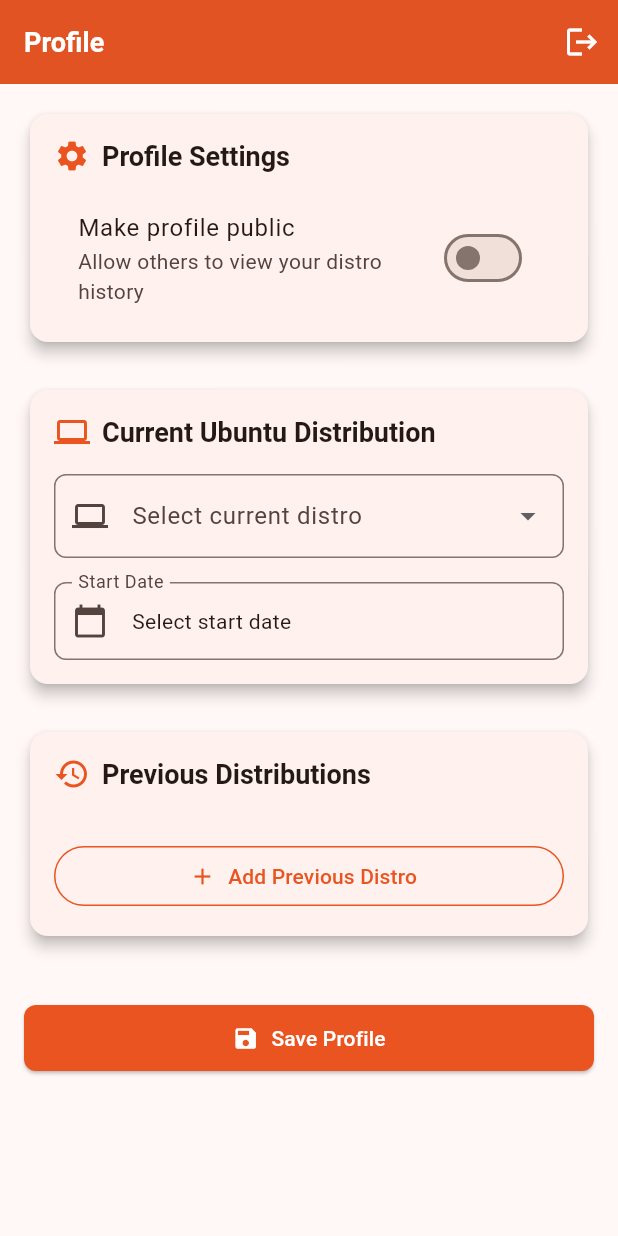
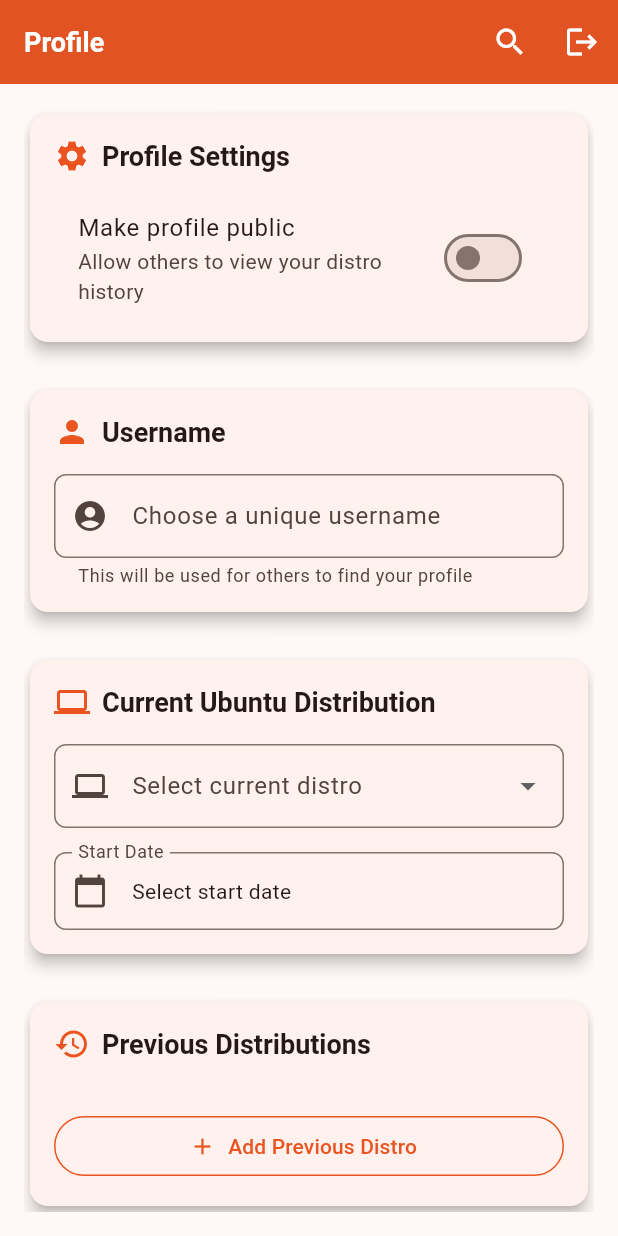
Before and after one commit to ThomasNowProductions/LinuxDex, a Flutter app: the screen it shows once a user with an empty profile is signed in, on a phone screen of 412 x 824 dp. Run offline on Flutter 3.47's test engine with Material 3 defaults, Android fonts, the phone set to English and light mode, and no system bars; our stand-ins replace flutter_dotenv, supabase_flutter; accounts and stored records are empty.

Commit message:
Added view profile

```diff
--- a/app/lib/screens/profile_screen.dart
+++ b/app/lib/screens/profile_screen.dart
@@ -1,5 +1,6 @@
 import 'package:flutter/material.dart';
 import 'package:supabase_flutter/supabase_flutter.dart';
+import 'profile_viewer.dart';
 
 class ProfileScreen extends StatefulWidget {
   const ProfileScreen({super.key});
@@ -9,6 +10,8 @@ class ProfileScreen extends StatefulWidget {
 }
 
 class _ProfileScreenState extends State<ProfileScreen> {
+  final _usernameController = TextEditingController();
+
   final List<String> linuxDistros = [
     'AlmaLinux',
     'Alpine Linux',
@@ -60,12 +63,13 @@ class _ProfileScreenState extends State<ProfileScreen> {
     try {
       final response = await Supabase.instance.client
         .from('profiles')
-        .select('public_profile')
+        .select('username, public_profile')
         .eq('id', user.id)
         .single();
 
       if (response != null) {
         setState(() {
+          _usernameController.text = response['username'] ?? '';
           _publicProfile = response['public_profile'] ?? false;
         });
       }
@@ -128,7 +132,7 @@ class _ProfileScreenState extends State<ProfileScreen> {
       // Save profile settings
       await Supabase.instance.client
         .from('profiles')
-        .upsert({'id': user.id, 'public_profile': _publicProfile});
+        .upsert({'id': user.id, 'username': _usernameController.text.trim(), 'public_profile': _publicProfile});
 
       final inserts = <Map<String, dynamic>>[];
 
@@ -180,6 +184,11 @@ class _ProfileScreenState extends State<ProfileScreen> {
         title: const Text('Profile'),
         actions: [
           IconButton(
+            icon: const Icon(Icons.search),
+            tooltip: 'View Other Profiles',
+            onPressed: () => Navigator.push(context, MaterialPageRoute(builder: (_) => const ProfileViewer())),
+          ),
+          IconButton(
             icon: const Icon(Icons.logout),
             onPressed: () => Supabase.instance.client.auth.signOut(),
           ),
@@ -210,6 +219,33 @@ class _ProfileScreenState extends State<ProfileScreen> {
                         subtitle: const Text('Allow others to view your distro history'),
                         value: _publicProfile,
                         onChanged: (value) => setState(() => _publicProfile = value),
+                      ),
+                    ],
+                  ),
+                ),
+              ),
+              const SizedBox(height: 24),
+              Card(
+                child: Padding(
+                  padding: const EdgeInsets.all(16.0),
+                  child: Column(
+                    crossAxisAlignment: CrossAxisAlignment.start,
+                    children: [
+                      Row(
+                        children: [
+                          const Icon(Icons.person, color: Color(0xFFE95420)),
+                          const SizedBox(width: 8),
+                          Text('Username', style: Theme.of(context).textTheme.titleLarge),
+                        ],
+                      ),
+                      const SizedBox(height: 16),
+                      TextField(
+                        controller: _usernameController,
+                        decoration: const InputDecoration(
+                          labelText: 'Choose a unique username',
+                          prefixIcon: Icon(Icons.account_circle),
+                          helperText: 'This will be used for others to find your profile',
+                        ),
                       ),
                     ],
                   ),
```
Also changed, not shown: app/lib/screens/profile_viewer.dart (+28 -22 lines), 1 other file.
